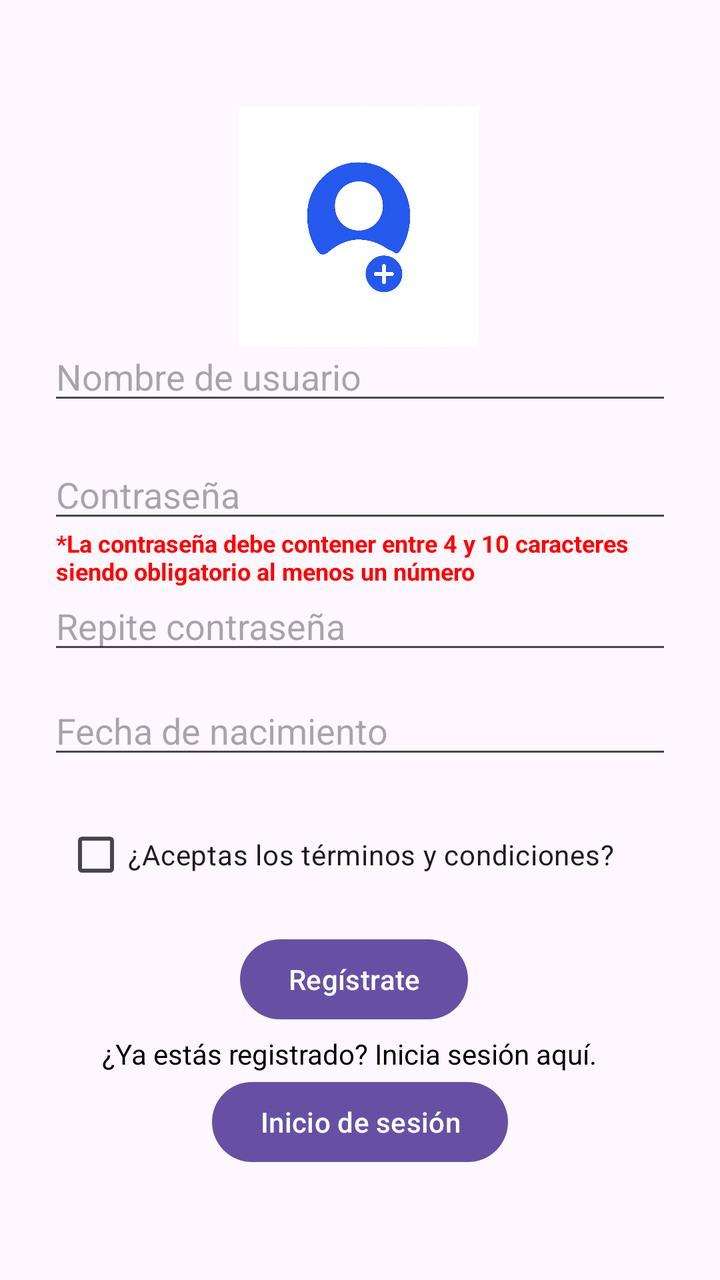
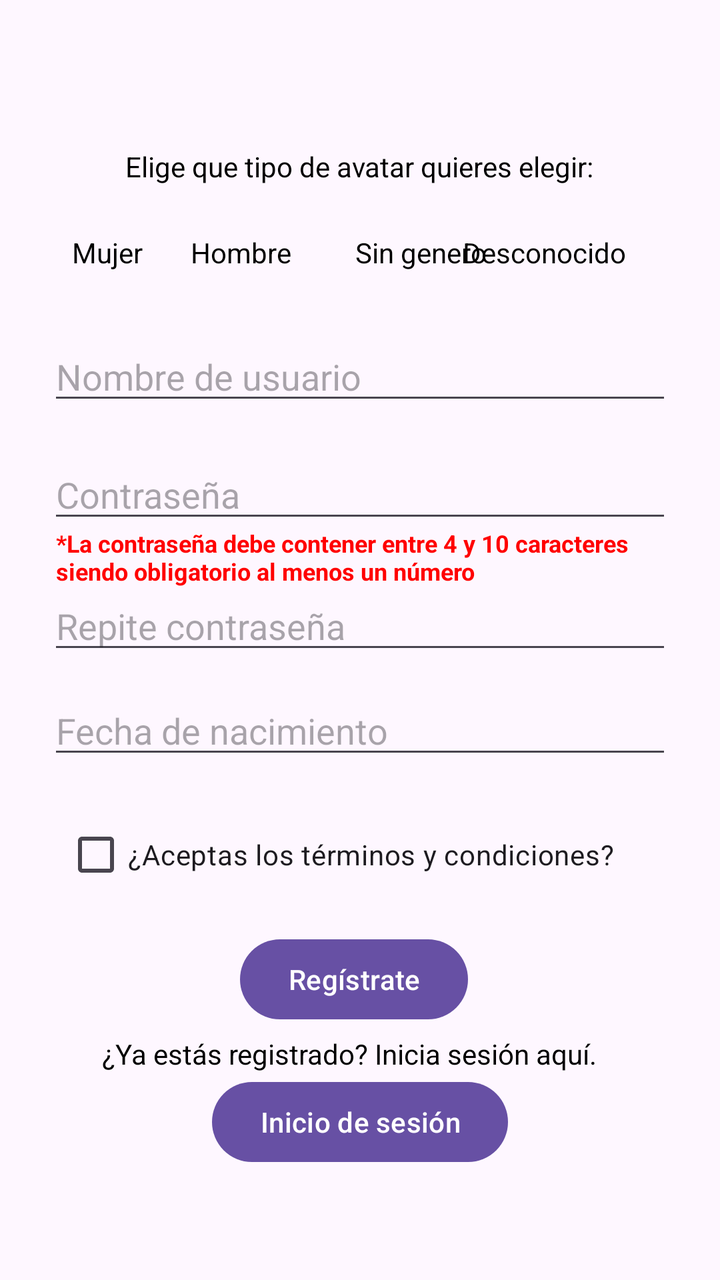

Before-and-after screenshots of an Android layout around one commit, followed by the original layout XML and the change that was made.
<!-- AndroidManifest.xml: application theme Theme.PracticaPig -->
<!-- res/layout/activity_registro.xml -->
<?xml version="1.0" encoding="utf-8"?>
<androidx.constraintlayout.widget.ConstraintLayout xmlns:android="http://schemas.android.com/apk/res/android"
    xmlns:app="http://schemas.android.com/apk/res-auto"
    xmlns:tools="http://schemas.android.com/tools"
    android:layout_width="match_parent"
    android:layout_height="match_parent"
    android:padding="24dp">


    <ImageView
        android:id="@+id/imageViewUsuario"
        android:layout_width="120dp"
        android:layout_height="120dp"
        android:src="@drawable/imagen_usuario"
        app:layout_constraintBottom_toBottomOf="parent"
        app:layout_constraintEnd_toEndOf="parent"
        app:layout_constraintHorizontal_bias="0.497"
        app:layout_constraintStart_toStartOf="parent"
        app:layout_constraintTop_toTopOf="parent"
        app:layout_constraintVertical_bias="0.062" />

    <EditText
        android:id="@+id/nombreUsuario"
        android:layout_width="0dp"
        android:layout_height="wrap_content"
        android:hint="Nombre de usuario"
        android:inputType="text"
        android:maxLength="10"
        app:layout_constraintBottom_toBottomOf="parent"
        app:layout_constraintEnd_toEndOf="parent"
        app:layout_constraintHorizontal_bias="0.0"
        app:layout_constraintStart_toStartOf="parent"
        app:layout_constraintTop_toTopOf="parent"
        app:layout_constraintVertical_bias="0.258" />

    <EditText
        android:id="@+id/contrasenia"
        android:layout_width="0dp"
        android:layout_height="wrap_content"
        android:hint="Contraseña"
        android:inputType="textPassword"
        app:layout_constraintBottom_toBottomOf="parent"
        app:layout_constraintEnd_toEndOf="parent"
        app:layout_constraintHorizontal_bias="0.0"
        app:layout_constraintStart_toStartOf="parent"
        app:layout_constraintTop_toTopOf="parent"
        app:layout_constraintVertical_bias="0.365" />

    <EditText
        android:id="@+id/repetirContrasenia"
        android:layout_width="0dp"
        android:layout_height="wrap_content"
        android:hint="Repite contraseña"
        android:inputType="textPassword"
        app:layout_constraintBottom_toBottomOf="parent"
        app:layout_constraintEnd_toEndOf="parent"
        app:layout_constraintHorizontal_bias="0.0"
        app:layout_constraintStart_toStartOf="parent"
        app:layout_constraintTop_toTopOf="parent"
        app:layout_constraintVertical_bias="0.484" />

    <TextView
        android:id="@+id/textoErrorUsuario"
        android:layout_width="wrap_content"
        android:layout_height="wrap_content"
        android:layout_marginStart="4dp"
        android:text="*[ERROR] Ese usuario ya existe o esta mal escrito"
        android:textColor="#FF0000"
        android:textStyle="bold"
        android:textSize="12sp"
        android:visibility="gone"
        app:layout_constraintBottom_toBottomOf="parent"
        app:layout_constraintStart_toStartOf="parent"
        app:layout_constraintTop_toTopOf="parent"
        app:layout_constraintVertical_bias="0.314" />

    <TextView
        android:id="@+id/textoErrorCampos"
        android:layout_width="226dp"
        android:layout_height="25dp"
        android:text="*Debes rellenar todos los campos"
        android:textColor="#FF0000"
        android:textSize="12sp"
        android:textStyle="bold"
        android:visibility="gone"
        app:layout_constraintBottom_toBottomOf="parent"
        app:layout_constraintEnd_toEndOf="parent"
        app:layout_constraintStart_toStartOf="parent"
        app:layout_constraintTop_toTopOf="parent"
        app:layout_constraintVertical_bias="0.749" />

    <TextView
        android:id="@+id/textoContrasenia"
        android:layout_width="wrap_content"
        android:layout_height="wrap_content"
        android:layout_marginStart="4dp"
        android:text="*La contraseña debe contener entre 4 y 10 caracteres siendo obligatorio al menos un número"
        android:textColor="#FF0000"
        android:textStyle="bold"
        android:textSize="12sp"
        android:visibility="visible"
        app:layout_constraintBottom_toBottomOf="parent"
        app:layout_constraintStart_toStartOf="parent"
        app:layout_constraintTop_toTopOf="parent"
        app:layout_constraintVertical_bias="0.426" />


    <TextView
        android:id="@+id/textoErrorEdad"
        android:layout_width="wrap_content"
        android:layout_height="wrap_content"
        android:layout_marginStart="4dp"
        android:text="*Para registrarte debes ser mayor de edad"
        android:textColor="#FF0000"
        android:textStyle="bold"
        android:textSize="12sp"
        android:visibility="gone"
        app:layout_constraintBottom_toBottomOf="parent"
        app:layout_constraintStart_toStartOf="parent"
        app:layout_constraintTop_toTopOf="parent"
        app:layout_constraintVertical_bias="0.622" />

    <TextView
        android:id="@+id/textoErrorContrasenia"
        android:layout_width="wrap_content"
        android:layout_height="wrap_content"
        android:layout_marginStart="4dp"
        android:text="*[ERROR] Esta contraseña no coincide con la anterior"
        android:textColor="#FF0000"
        android:textStyle="bold"
        android:textSize="12sp"
        android:visibility="gone"
        app:layout_constraintBottom_toBottomOf="parent"
        app:layout_constraintStart_toStartOf="parent"
        app:layout_constraintTop_toTopOf="parent"
        app:layout_constraintVertical_bias="0.53" />

    <EditText
        android:id="@+id/fechaNacimiento"
        android:layout_width="0dp"
        android:layout_height="wrap_content"
        android:clickable="true"
        android:focusable="false"
        android:hint="Fecha de nacimiento"
        android:inputType="none"
        app:layout_constraintBottom_toBottomOf="parent"
        app:layout_constraintEnd_toEndOf="parent"
        app:layout_constraintHorizontal_bias="0.0"
        app:layout_constraintStart_toStartOf="parent"
        app:layout_constraintTop_toTopOf="parent"
        app:layout_constraintVertical_bias="0.579" />

    <CheckBox
        android:id="@+id/checkBoxCondiciones"
        android:layout_width="wrap_content"
        android:layout_height="wrap_content"
        android:layout_marginStart="8dp"
        android:text="¿Aceptas los términos y condiciones?"
        app:layout_constraintBottom_toBottomOf="parent"
        app:layout_constraintStart_toStartOf="parent"
        app:layout_constraintTop_toTopOf="parent"
        app:layout_constraintVertical_bias="0.697" />

    <TextView
        android:id="@+id/textoErrorCheckbox"
        android:layout_width="wrap_content"
        android:layout_height="wrap_content"
        android:layout_marginStart="4dp"
        android:text="*Debes aceptar la política de privacidad para registrarte"
        android:textColor="#FF0000"
        android:textSize="12sp"
        android:textStyle="bold"
        android:visibility="gone"
        app:layout_constraintBottom_toBottomOf="parent"
        app:layout_constraintStart_toStartOf="parent"
        app:layout_constraintTop_toTopOf="parent"
        app:layout_constraintVertical_bias="0.736" />

    <Button
        android:id="@+id/botonRegistro"
        android:layout_width="wrap_content"
        android:layout_height="wrap_content"
        android:text="Regístrate"
        app:layout_constraintBottom_toBottomOf="parent"
        app:layout_constraintEnd_toEndOf="parent"
        app:layout_constraintHorizontal_bias="0.485"
        app:layout_constraintStart_toStartOf="parent"
        app:layout_constraintTop_toTopOf="parent"
        app:layout_constraintVertical_bias="0.812" />

    <TextView
        android:id="@+id/textYaRegistrado"
        android:layout_width="wrap_content"
        android:layout_height="wrap_content"
        android:text="¿Ya estás registrado? Inicia sesión aquí."
        android:textColor="#000000"
        app:layout_constraintBottom_toBottomOf="parent"
        app:layout_constraintEnd_toEndOf="parent"
        app:layout_constraintHorizontal_bias="0.421"
        app:layout_constraintStart_toStartOf="parent"
        app:layout_constraintTop_toTopOf="parent"
        app:layout_constraintVertical_bias="0.861" />

    <Button
        android:id="@+id/botonInicioSesion"
        android:layout_width="wrap_content"
        android:layout_height="wrap_content"
        android:text="Inicio de sesión"
        app:layout_constraintBottom_toBottomOf="parent"
        app:layout_constraintEnd_toEndOf="parent"
        app:layout_constraintStart_toStartOf="parent"
        app:layout_constraintTop_toTopOf="parent"
        app:layout_constraintVertical_bias="0.943" />

</androidx.constraintlayout.widget.ConstraintLayout>
<!-- resources referenced by this layout -->
<resources>
  <!-- drawable imagen_usuario: png bitmap (drawable, 743231 bytes) -->
  <style name="Theme.PracticaPig" parent="Base.Theme.PracticaPig" />
  <style name="Base.Theme.PracticaPig" parent="Theme.Material3.DayNight.NoActionBar">
          
          
      </style>
</resources>

<!-- the commit's change to res/layout/activity_registro.xml (unified diff, before → after) -->
@@ -8,16 +8,18 @@
 
 
     <ImageView
-        android:id="@+id/imageViewUsuario"
+        android:id="@+id/imagenAvatar2"
         android:layout_width="120dp"
         android:layout_height="120dp"
         android:src="@drawable/imagen_usuario"
-        app:layout_constraintBottom_toBottomOf="parent"
-        app:layout_constraintEnd_toEndOf="parent"
-        app:layout_constraintHorizontal_bias="0.497"
-        app:layout_constraintStart_toStartOf="parent"
-        app:layout_constraintTop_toTopOf="parent"
-        app:layout_constraintVertical_bias="0.062" />
+        android:visibility="gone"
+        app:layout_constraintBottom_toBottomOf="parent"
+        app:layout_constraintEnd_toEndOf="parent"
+        app:layout_constraintHorizontal_bias="0.004"
+        app:layout_constraintStart_toStartOf="parent"
+        app:layout_constraintTop_toTopOf="parent"
+        app:layout_constraintVertical_bias="0.039"
+        app:srcCompat="@drawable/imagen_usuario" />
 
     <EditText
         android:id="@+id/nombreUsuario"
@@ -212,4 +214,108 @@
         app:layout_constraintTop_toTopOf="parent"
         app:layout_constraintVertical_bias="0.943" />
 
+    <ImageView
+        android:id="@+id/imagenAvatar1"
+        android:layout_width="120dp"
+        android:layout_height="120dp"
+        android:layout_marginTop="8dp"
+        android:visibility="gone"
+        app:layout_constraintBottom_toTopOf="@+id/nombreUsuario"
+        app:layout_constraintEnd_toEndOf="parent"
+        app:layout_constraintHorizontal_bias="1.0"
+        app:layout_constraintStart_toEndOf="@+id/imagenAvatar2"
+        app:layout_constraintTop_toTopOf="parent"
+        app:layout_constraintVertical_bias="0.378"
+        app:srcCompat="@drawable/imagen_usuario" />
+
+    <TextView
+        android:id="@+id/textEligeAvatar"
+        android:layout_width="wrap_content"
+        android:layout_height="wrap_content"
+        android:text="Elige que tipo de avatar quieres elegir:"
+        android:textColor="#000000"
+        android:visibility="visible"
+        app:layout_constraintBottom_toTopOf="@+id/nombreUsuario"
+        app:layout_constraintEnd_toEndOf="parent"
+        app:layout_constraintHorizontal_bias="0.496"
+        app:layout_constraintStart_toStartOf="parent"
+        app:layout_constraintTop_toTopOf="parent"
+        app:layout_constraintVertical_bias="0.404" />
+
+    <TextView
+        android:id="@+id/textDesconocido"
+        android:layout_width="wrap_content"
+        android:layout_height="wrap_content"
+        android:layout_marginTop="24dp"
+        android:layout_marginEnd="24dp"
+        android:text="Desconocido"
+        android:textColor="#000000"
+        android:visibility="visible"
+        app:layout_constraintEnd_toEndOf="parent"
+        app:layout_constraintHorizontal_bias="0.942"
+        app:layout_constraintStart_toEndOf="@+id/textSinGenero"
+        app:layout_constraintTop_toBottomOf="@+id/textEligeAvatar" />
+
+    <TextView
+        android:id="@+id/textSinGenero"
+        android:layout_width="wrap_content"
+        android:layout_height="wrap_content"
+        android:layout_marginStart="32dp"
+        android:layout_marginTop="24dp"
+        android:text="Sin genero"
+        android:textColor="#000000"
+        android:visibility="visible"
+        app:layout_constraintStart_toEndOf="@+id/textHombre"
+        app:layout_constraintTop_toBottomOf="@+id/textEligeAvatar" />
+
+    <TextView
+        android:id="@+id/textHombre"
+        android:layout_width="wrap_content"
+        android:layout_height="wrap_content"
+        android:layout_marginStart="24dp"
+        android:layout_marginTop="24dp"
+        android:text="Hombre"
+        android:textColor="#000000"
+        android:visibility="visible"
+        app:layout_constraintStart_toEndOf="@+id/textMujer"
+        app:layout_constraintTop_toBottomOf="@+id/textEligeAvatar" />
+
+    <TextView
+        android:id="@+id/textMujer"
+        android:layout_width="wrap_content"
+        android:layout_height="wrap_content"
+        android:layout_marginStart="12dp"
+        android:layout_marginTop="24dp"
+        android:text="Mujer"
+        android:textColor="#000000"
+        android:visibility="visible"
+        app:layout_constraintStart_toStartOf="parent"
+        app:layout_constraintTop_toBottomOf="@+id/textEligeAvatar" />
+
+    <Button
+        android:id="@+id/buttonRefrescar"
+        android:layout_width="wrap_content"
+        android:layout_height="wrap_content"
+        android:text="Refrescar"
+        android:visibility="gone"
+        app:layout_constraintBottom_toTopOf="@+id/nombreUsuario"
+        app:layout_constraintEnd_toStartOf="@+id/imagenAvatar1"
+        app:layout_constraintStart_toEndOf="@+id/imagenAvatar2"
+        app:layout_constraintTop_toTopOf="parent" />
+
+    <TextView
+        android:id="@+id/textErrorAvatar"
+        android:layout_width="wrap_content"
+        android:layout_height="wrap_content"
+        android:textColor="#FF0000"
+        android:text="*Debes seleccionar un avatar"
+        android:textStyle="bold"
+        android:visibility="gone"
+        app:layout_constraintBottom_toBottomOf="parent"
+        app:layout_constraintEnd_toEndOf="parent"
+        app:layout_constraintHorizontal_bias="0.498"
+        app:layout_constraintStart_toStartOf="parent"
+        app:layout_constraintTop_toBottomOf="@+id/botonInicioSesion"
+        app:layout_constraintVertical_bias="0.47" />
+
 </androidx.constraintlayout.widget.ConstraintLayout>
<!-- resource entries referenced after the edit -->
@@ -1,6 +1,6 @@
 <!-- resources referenced by this layout -->
 <resources>
-  <!-- drawable imagen_usuario: png bitmap (drawable, 743231 bytes) -->
+  <!-- drawable imagen_usuario: webp bitmap (drawable, 9890 bytes) -->
   <style name="Theme.PracticaPig" parent="Base.Theme.PracticaPig" />
   <style name="Base.Theme.PracticaPig" parent="Theme.Material3.DayNight.NoActionBar">
           
